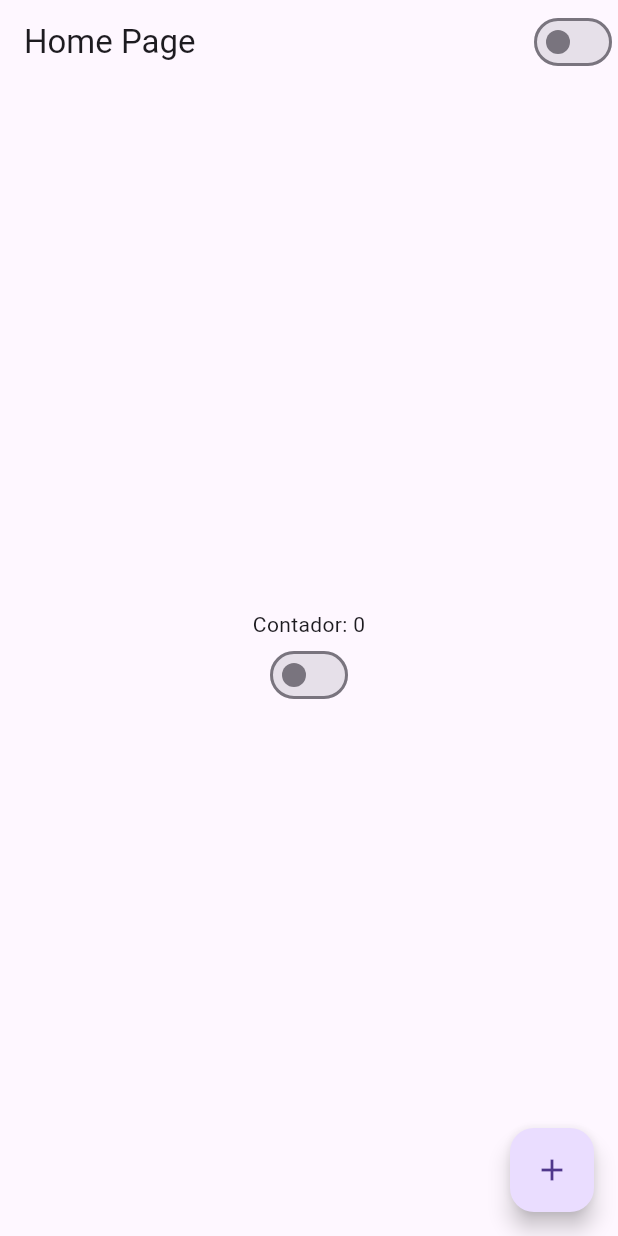
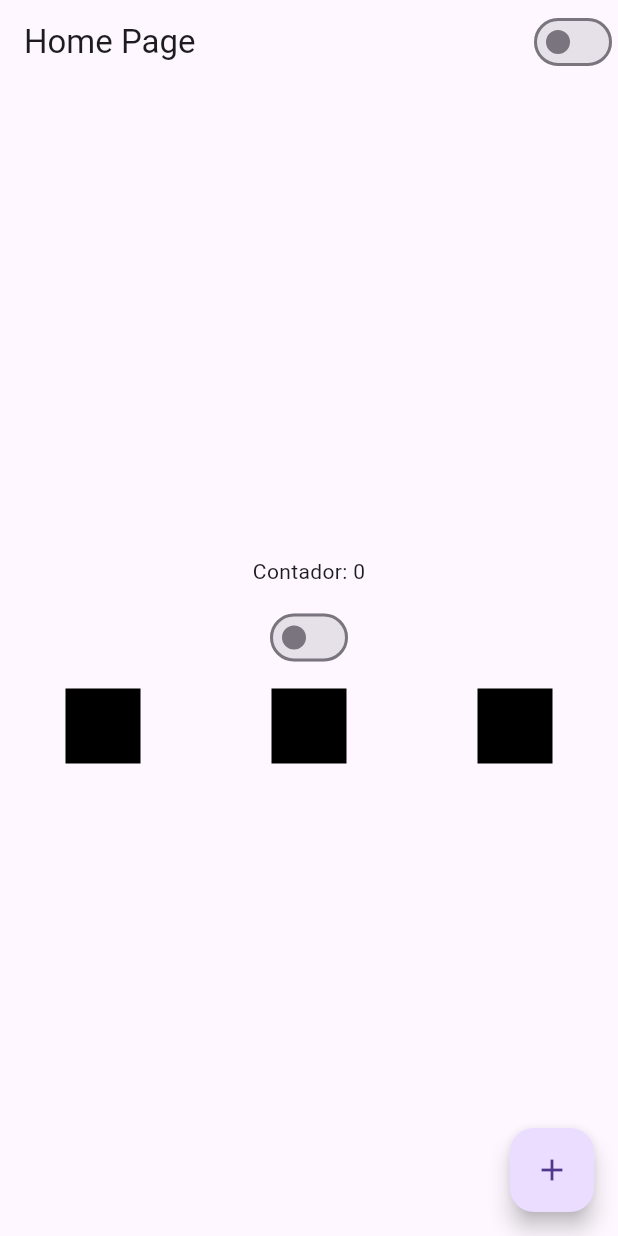
Before and after one commit to Gustavocorrea0/flutter-fundamentals-course, a Flutter app: the screen it shows after launch, on a phone screen of 412 x 824 dp. Run offline on Flutter 3.47's test engine with Material 3 defaults, Android fonts, the phone set to English and light mode, and no system bars.

Commit message:
using rows

```diff
--- a/lib/home_page.dart
+++ b/lib/home_page.dart
@@ -29,7 +29,29 @@ class HomePageState extends State<HomePage>{
           //crossAxisAlignment: CrossAxisAlignment.center,
           children: [
             Text("Contador: $counter"),
+            Container(height: 10),
             CustomSwitch(),
+            Container(height: 10),
+            Row(
+              mainAxisAlignment: MainAxisAlignment.spaceAround,
+              children: [
+                Container(
+                  width: 50,
+                  height: 50,
+                  color: Colors.black,
+                ),
+                Container(
+                  width: 50,
+                  height: 50,
+                  color: Colors.black,
+                ),
+                Container(
+                  width: 50,
+                  height: 50,
+                  color: Colors.black,
+                )
+              ],
+            )
           ],
         ),
       ),
```
